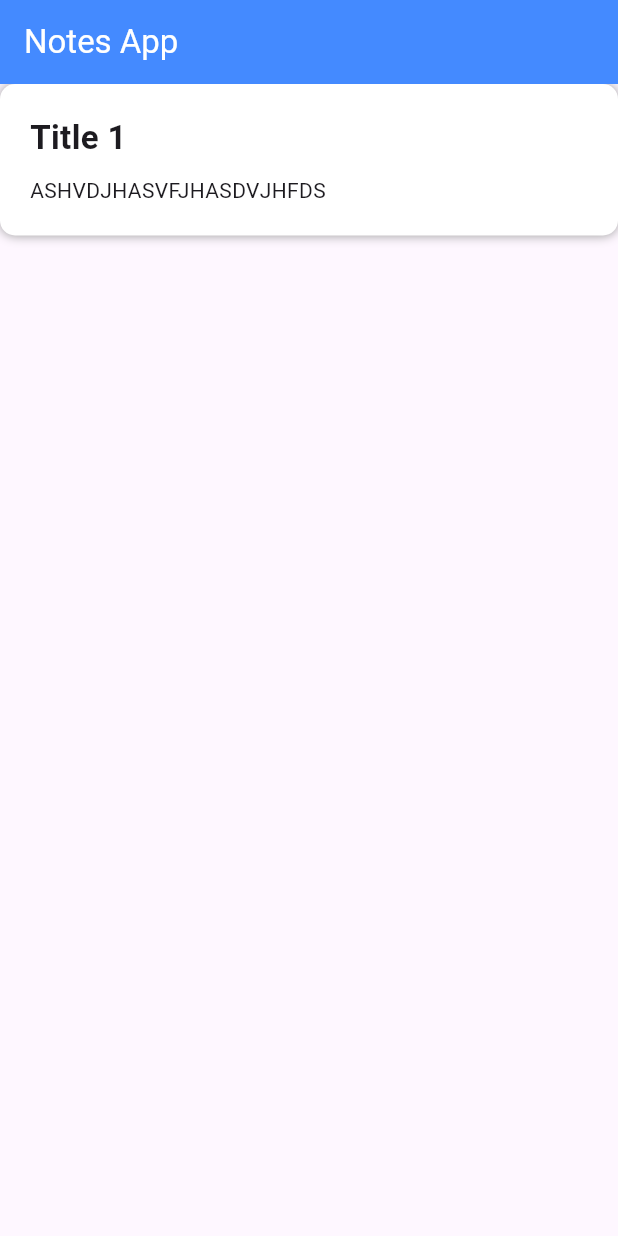
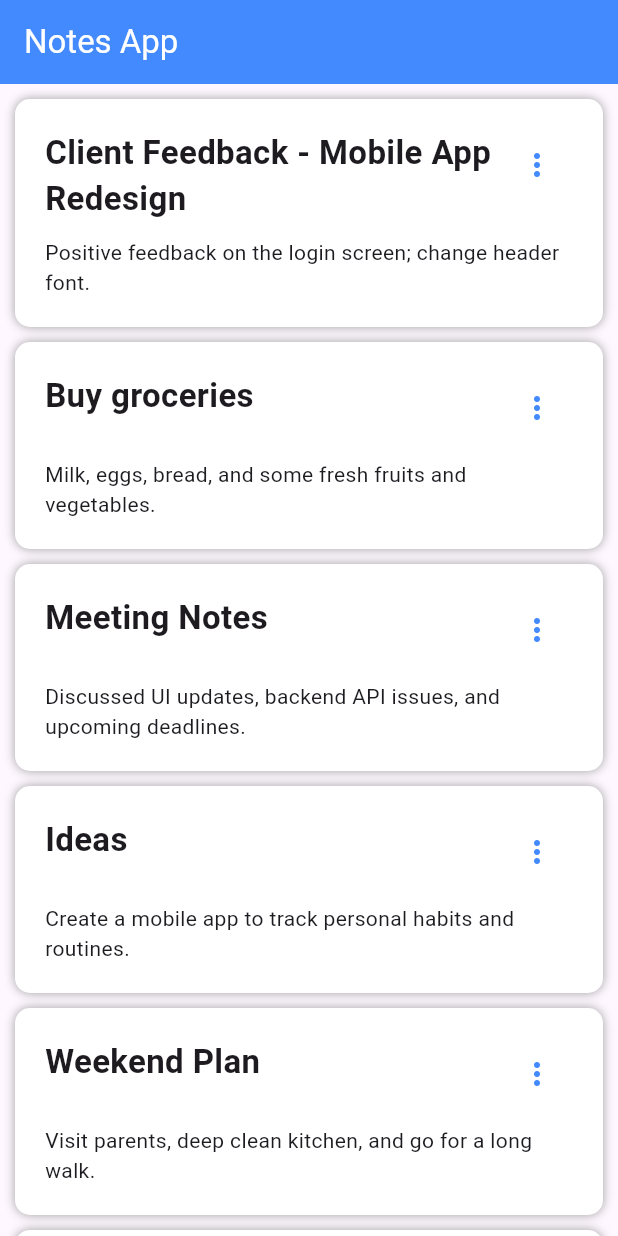
Before and after one commit to BaselMoustafa/notes_app_creativa, a Flutter app: the screen it shows after launch, on a phone screen of 412 x 824 dp. Run offline on Flutter 3.47's test engine with Material 3 defaults, Android fonts, the phone set to English and light mode, and no system bars.

Commit message:
seperate notes list view

```diff
--- a/lib/screens/home_screen.dart
+++ b/lib/screens/home_screen.dart
@@ -2,7 +2,7 @@ import 'package:flutter/material.dart';
 import 'package:notes_app_creativa/models/note.dart';
 import 'package:notes_app_creativa/style/app_colors.dart';
 import 'package:notes_app_creativa/style/app_text_styles.dart';
-import 'package:notes_app_creativa/widgets/note_widget.dart';
+import 'package:notes_app_creativa/widgets/notes_list_view.dart';
 
 class HomeScreen extends StatelessWidget {
   const HomeScreen({super.key});
@@ -19,16 +19,68 @@ class HomeScreen extends StatelessWidget {
           ),
         ),
       ),
-      body: Column(
-        children: [
-          NoteWidget(
-            note: Note(
-              title: "Title 1",
-              content: "ASHVDJHASVFJHASDVJHFDS"
-            ),
-          )
-        ],
-      ),
+      body: NotesListView(notes: notes),
     );
   }
+
+  List<Note> get notes=>[
+    Note(
+      title:"Client Feedback - Mobile App Redesign",
+      content:"Positive feedback on the login screen; change header font."
+    ),
+    Note(
+      title:"Buy groceries",
+      content:"Milk, eggs, bread, and some fresh fruits and vegetables."
+    ),
+    Note(
+      title:"Meeting Notes",
+      content:"Discussed UI updates, backend API issues, and upcoming deadlines."
+    ),
+    Note(
+      title:"Ideas",
+      content:"Create a mobile app to track personal habits and routines."
+    ),
+    Note(
+      title:"Weekend Plan",
+      content:"Visit parents, deep clean kitchen, and go for a long walk."
+    ),
+    Note(
+      title:"Read Later",
+      content:"Read Flutter performance tips article shared by Mohamed."
+    ),
+    Note(
+      title:"Quick Todo",
+      content:"Send report, charge phone, water the plants."
+    ),
+    Note(
+      title:"Birthday Gift",
+      content:"Look for a cool leather wallet or smartwatch."
+    ),
+    Note(
+      title:"Workout Routine",
+      content:"Full body Monday, rest Tuesday, arms Wednesday, and cardio Thursday."
+    ),
+    Note(
+      title:"Flutter Animations",
+      content:"Check `Hero` animations and `AnimatedContainer` for smooth transitions."
+    ),
+    Note(
+      title:"Short",
+      content:"Tiny one."
+    ),
+    Note(
+      title:"Books to Read",
+      content:"The Pragmatic Programmer, Deep Work, and Clean Architecture."
+    ),
+    Note(
+      title:"Design Refactor",
+      content:"Split the dashboard UI into widgets and use `BlocBuilder` wisely."
+    ),
+    Note(
+      title:"Flight Booking",
+      content:"Book ticket to Istanbul, Oct 15–22. Check Airbnb prices."
+    ),
+
+  ];
+
 }
--- /dev/null
+++ b/lib/widgets/notes_list_view.dart
@@ -0,0 +1,28 @@
+import 'package:flutter/material.dart';
+import 'package:notes_app_creativa/models/note.dart';
+import 'package:notes_app_creativa/widgets/note_widget.dart';
+
+class NotesListView extends StatelessWidget {
+  const NotesListView({
+    super.key,
+    required this.notes,
+  });
+
+  final List<Note> notes;
+
+  @override
+  Widget build(BuildContext context) {
+    return ListView.separated(
+      padding: EdgeInsets.all(10),
+      itemCount: notes.length,
+      separatorBuilder: (context, index) {
+        return SizedBox(height: 10);
+      },
+      itemBuilder: (context,index){
+        return NoteWidget(
+          note: notes[index],
+        );
+      },
+    );
+  }
+}
```
Also changed, not shown: lib/widgets/note_widget.dart (+68 -3 lines).
